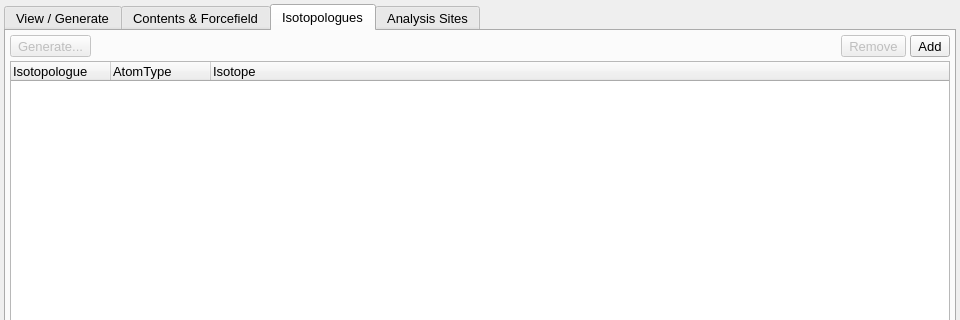
Before: the Qt Designer form src/gui/speciestab.ui in disorderedmaterials/dissolve, drawn with Qt 5; both pictures show x 0 to 960 and y 0 to 320 of the 960 by 782 pixel window.
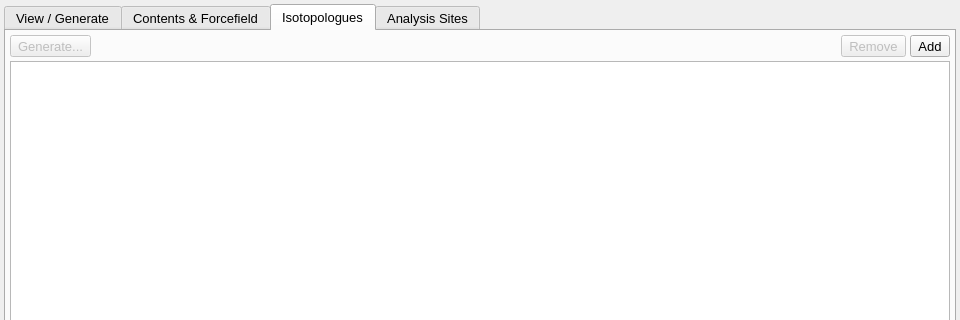
After: the same form once the commit is applied. The open tabs and pages were chosen to show the change. Icons and pictures are not drawn. Custom widgets are drawn as their Qt base class.

What changed in the file:
```diff
--- a/src/gui/speciestab.ui
+++ b/src/gui/speciestab.ui
@@ -790,23 +790,7 @@
         </layout>
        </item>
        <item>
-        <widget class="QTreeWidget" name="IsotopologuesTree">
-         <column>
-          <property name="text">
-           <string>Isotopologue</string>
-          </property>
-         </column>
-         <column>
-          <property name="text">
-           <string>AtomType</string>
-          </property>
-         </column>
-         <column>
-          <property name="text">
-           <string>Isotope</string>
-          </property>
-         </column>
-        </widget>
+        <widget class="QTreeView" name="IsotopologuesTree" />
        </item>
        <item>
         <layout class="QHBoxLayout" name="horizontalLayout_10">
```
